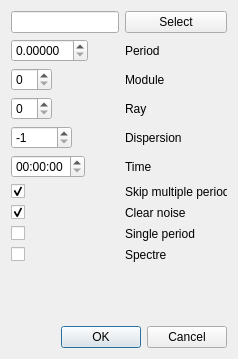
Above: src/precisesearchgui.ui from vtyulb/BSA-Analytics before the change. Below: the same form after it.
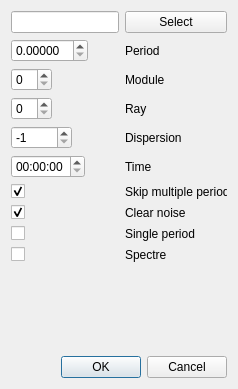
That is the form after the change.

What changed in the file:
```diff
--- a/src/precisesearchgui.ui
+++ b/src/precisesearchgui.ui
@@ -7,7 +7,7 @@
     <x>0</x>
     <y>0</y>
     <width>238</width>
-    <height>359</height>
+    <height>389</height>
    </rect>
   </property>
   <property name="windowTitle">
```
Left out of the diff: 34 changed lines with no effect on the pictures.
